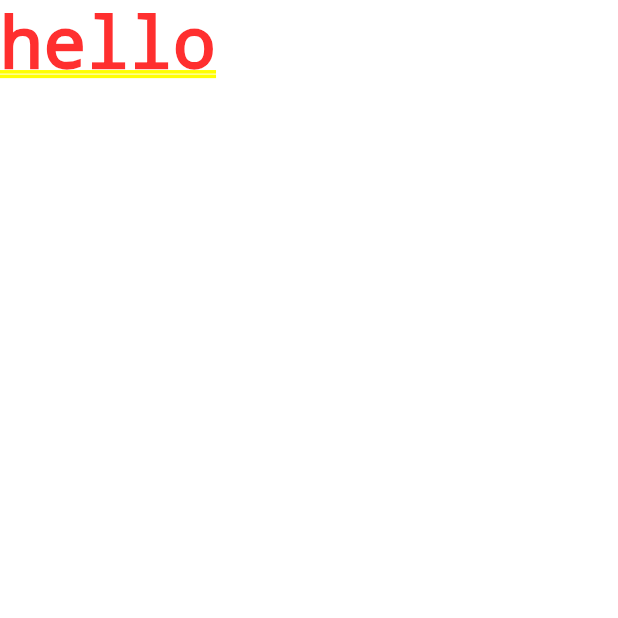
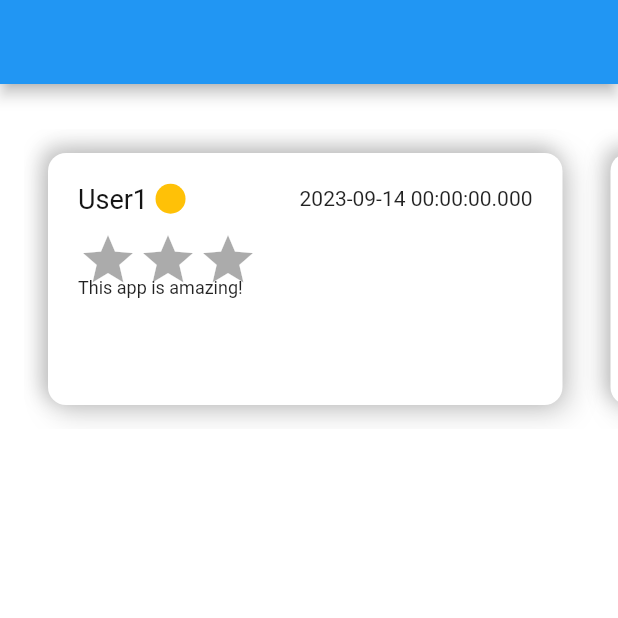
Before and after one commit to maansum/OneLinkAdmin, a Flutter app: the screen it shows after launch, on a phone screen of 412 x 824 dp, the top half of it. Run offline on Flutter 3.47's test engine with Material 2 defaults, Android fonts, the phone set to English and light mode, and no system bars; drawn by our look-alikes of flutter_rating_bar.

Commit message:
customreview

```diff
--- /dev/null
+++ b/lib/components/custom_ review.dart
@@ -0,0 +1,131 @@
+import 'package:flutter/material.dart';
+import 'package:onelinkadmin/models/review_model.dart';
+
+import 'package:onelinkadmin/utils/constants.dart';
+import 'package:flutter_rating_bar/flutter_rating_bar.dart';
+import 'package:onelinkadmin/utils/dommy_data.dart';
+
+class CustomReview extends StatefulWidget {
+  const CustomReview({super.key});
+
+  @override
+  State<CustomReview> createState() => _CustomReviewState();
+}
+
+class _CustomReviewState extends State<CustomReview> {
+  @override
+  Widget build(BuildContext context) {
+    return Scaffold(
+      backgroundColor: Colors.white,
+      appBar: AppBar(),
+      body: Padding(
+        padding: const EdgeInsets.only(
+          left: 16,
+          top: 30,
+        ),
+        child: SizedBox(height: 200, child: ReviewBuilder()),
+      ),
+    );
+  }
+}
+
+class ReviewBuilder extends StatelessWidget {
+  const ReviewBuilder({
+    super.key,
+  });
+
+  @override
+  Widget build(BuildContext context) {
+    return ListView.builder(
+        scrollDirection: Axis.horizontal,
+        physics: ScrollPhysics(),
+        itemCount: dummyReviews.length,
+        itemBuilder: ((context, index) {
+          final review = dummyReviews[index];
+          return Container(
+            margin:
+                const EdgeInsets.only(right: 16, top: 16, left: 16, bottom: 16),
+            padding: const EdgeInsets.symmetric(horizontal: 20, vertical: 20),
+            height: 176, //MediaQuery.of(context).size.height * 0.1,
+            width: 343, // MediaQuery.of(context).size.width * 0.7,
+            decoration: BoxDecoration(
+                color: Colors.white,
+                borderRadius: BorderRadius.circular(12),
+                boxShadow: [
+                  BoxShadow(
+                    color: Color(0xFF151515).withOpacity(0.20),
+                    offset: const Offset(4, 4),
+                    blurRadius: 15,
+                    spreadRadius: 1,
+                  ),
+                  BoxShadow(
+                    color: Color(0xFF151515).withOpacity(0.20),
+                    offset: const Offset(-4, -4),
+                    blurRadius: 10,
+                    spreadRadius: 1,
+                  ),
+                ]),
+            child: Column(
+              mainAxisAlignment: MainAxisAlignment.start,
+              crossAxisAlignment: CrossAxisAlignment.start,
+              children: [
+                Row(
+                  children: [
+                    Text(
+                      review.username,
+                      style: TextStyle(
+                          fontSize: 18,
+                          fontWeight: FontWeight.w400,
+                          color: Color(0xff151515)),
+                    ),
+                    SizedBox(
+                      width: 5,
+                    ),
+                    CircleAvatar(
+                      backgroundColor: Colors.amber,
+                      radius: 10,
+                    ),
+                    Expanded(
+                      child: Text(
+                        review.date.toString(),
+                        textAlign: TextAlign.end,
+                      ),
+                    )
+                  ],
+                ),
+                SizedBox(
+                  height: 10,
+                ),
+                SizedBox(
+                  height: 16,
+                  child: RatingBar.builder(
+                    initialRating: 0,
+                    minRating: 0,
+                    direction: Axis.horizontal,
+                    allowHalfRating: true,
+                    itemCount: 3,
+                    itemBuilder: (context, index) => SizedBox(
+                      height: 5,
+                      child: const Icon(
+                        Icons.star,
+                        size: 5,
+                      ),
+                    ),
+                    onRatingUpdate: (value) {
+                      print(value);
+                    },
+                  ),
+                ),
+                SizedBox(
+                  height: 16,
+                ),
+                Text(
+                  review.comment,
+                  style: TextStyle(fontSize: 12, fontWeight: FontWeight.w400),
+                )
+              ],
+            ),
+          );
+        }));
+  }
+}
--- a/lib/main.dart
+++ b/lib/main.dart
@@ -1,4 +1,5 @@
 import 'package:flutter/material.dart';
+import 'package:onelinkadmin/components/custom_%20review.dart';
 
 void main() {
   runApp(const MyApp());
@@ -10,7 +11,7 @@ class MyApp extends StatelessWidget {
   @override
   Widget build(BuildContext context) {
     return const MaterialApp(
-      home: Text('hello'),
+      home: CustomReview(),
     );
   }
 }
--- /dev/null
+++ b/lib/models/review_model.dart
@@ -0,0 +1,27 @@
+import 'package:flutter/material.dart';
+
+class Review {
+  final String username;
+  final String mediaImage;
+  final DateTime date;
+
+  final double rating;
+  final String comment;
+
+  Review(
+      {required this.username,
+      required this.mediaImage,
+      required this.rating,
+      required this.comment,
+      required this.date});
+
+  factory Review.fromJson(Map<String, dynamic> json) {
+    return Review(
+      username: json['username'] ?? '',
+      mediaImage: json['mediaImage'] ?? '',
+      date: DateTime.tryParse(json['date'] ?? '') ?? DateTime.now(),
+      rating: (json['rating'] as num).toDouble() ?? 0.0,
+      comment: json['comment'] ?? '',
+    );
+  }
+}
--- a/lib/utils/constants.dart
+++ b/lib/utils/constants.dart
@@ -3,3 +3,4 @@ import 'package:flutter/material.dart';
 class AppColor {
   static const Color = Colors.white;
 }
+// to retrive the size of the screen
--- /dev/null
+++ b/lib/utils/dommy_data.dart
@@ -0,0 +1,39 @@
+  import 'package:onelinkadmin/models/review_model.dart';
+
+final List<Review> dummyReviews = [
+  Review(
+    username: 'User1',
+    mediaImage: 'assets/user1.jpg',
+    date: DateTime(2023, 9, 14),
+    rating: 4.5,
+    comment: 'This app is amazing!',
+  ),
+  Review(
+    username: 'User2',
+    mediaImage: 'assets/user2.jpg',
+    date: DateTime(2023, 9, 15),
+    rating: 5.0,
+    comment: 'The best app I have ever used!',
+  ),
+  Review(
+    username: 'User3',
+    mediaImage: 'assets/user3.jpg',
+    date: DateTime(2023, 9, 16),
+    rating: 3.8,
+    comment: "It's pretty good, but could use some improvements.",
+  ),
+  Review(
+    username: 'User4',
+    mediaImage: 'assets/user4.jpg',
+    date: DateTime(2023, 9, 17),
+    rating: 4.0,
+    comment: 'I like it. Simple and effective.',
+  ),
+  Review(
+    username: 'User5',
+    mediaImage: 'assets/user5.jpg',
+    date: DateTime(2023, 9, 18),
+    rating: 2.5,
+    comment: 'Needs a lot of work. Not satisfied.',
+  ),
+];
```
Also changed, not shown: pubspec.yaml (+3 -12 lines), pubspec.lock.
